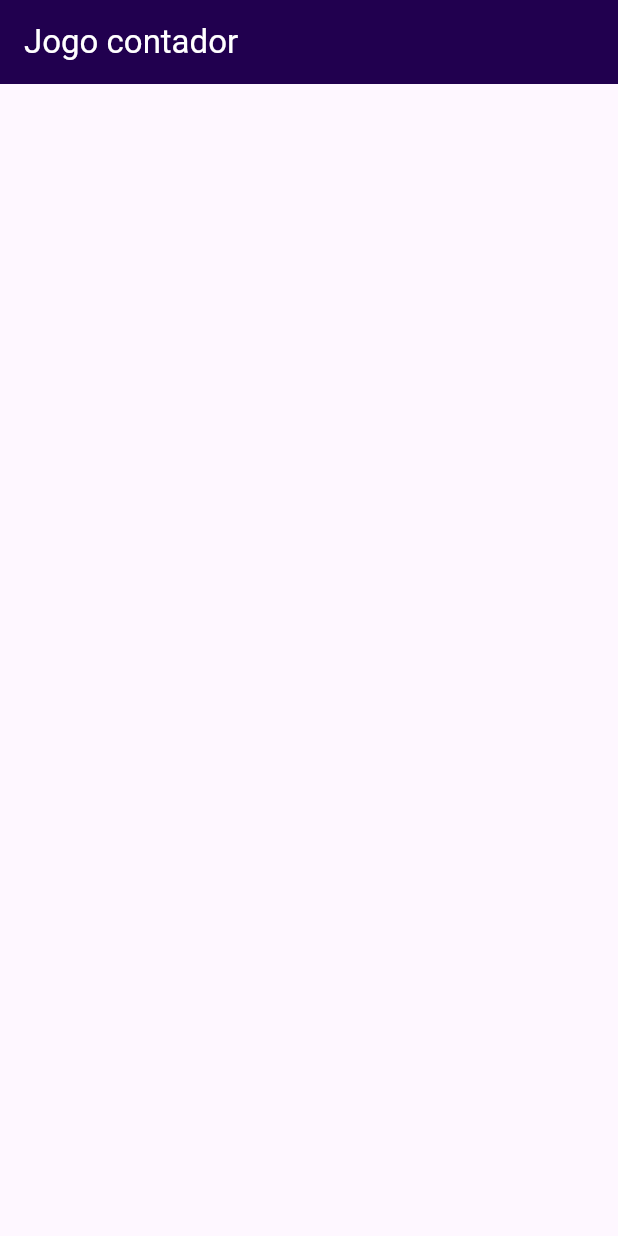
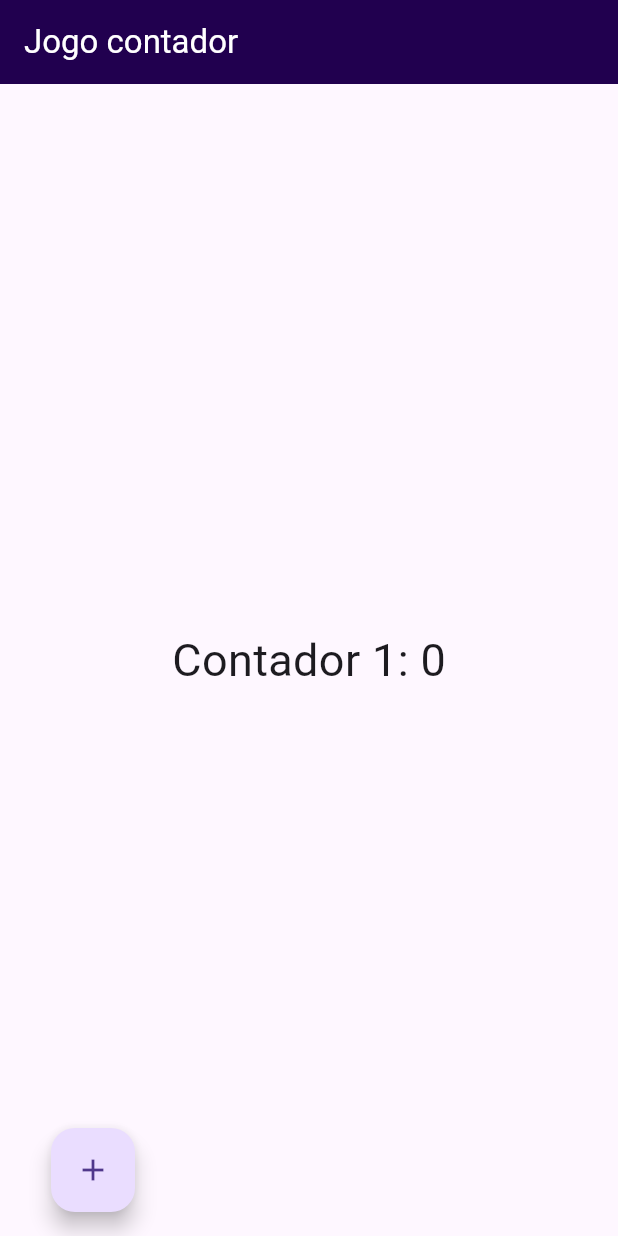
Before and after one commit to Gexis95/senac, a Flutter app: the screen it shows after launch, on a phone screen of 412 x 824 dp. Run offline on Flutter 3.47's test engine with Material 3 defaults, Android fonts, the light colour scheme and no system bars.

Commit message:
26/01/2024
Adicionado o contador para os cliques (e funcionando), variaveis para o timer e cliques

```diff
--- a/PROJETOS/android projetos/contador/lib/main.dart
+++ b/PROJETOS/android projetos/contador/lib/main.dart
@@ -1,3 +1,4 @@
+import 'dart:async';
 import 'package:flutter/material.dart';
 
 void main() {
@@ -5,7 +6,7 @@ void main() {
 }
 
 class Aplicativo extends StatefulWidget {
-  const Aplicativo({Key? key}) : super(key: key);
+  const Aplicativo({super.key});
 
   @override
   State<Aplicativo> createState() => _EstadoAplicativo();
@@ -13,16 +14,55 @@ class Aplicativo extends StatefulWidget {
 
 //"_" indica que a classe é privada
 class _EstadoAplicativo extends State<Aplicativo> {
+  int contador1 = 0;
+  int contador2 = 0;
+  var _tempo = 60;
+  late Timer _timer;
+  bool _clique = true;
+
   @override
-  Widget build(BuildContext context){
+  Widget build(BuildContext context) {
     return MaterialApp(
       debugShowCheckedModeBanner: false,
-
-      home:Scaffold(
+      home: Scaffold(
         appBar: AppBar(
           backgroundColor: const Color.fromARGB(255, 33, 0, 79),
-          title: const Text('Jogo contador', style: TextStyle(color: Colors.white),
+          title: const Text(
+            'Jogo contador',
+            style: TextStyle(color: Colors.white),
           ),
+        ),
+
+        //corpo do aplicativo +  centralização
+        body: Center(
+          child: Column(
+            mainAxisAlignment: MainAxisAlignment.center,
+            children: [
+              Text(
+                'Contador 1: $contador1',
+                style: const TextStyle(fontSize: 30),
+              ),
+            ],
+          ),
+        ),
+
+        floatingActionButton: Row(
+          mainAxisAlignment: MainAxisAlignment.spaceBetween,
+          children: <Widget>[
+            Padding(
+              padding: const EdgeInsets.only(left: 50.0),
+              child: FloatingActionButton(
+                //onPressed: _clique ? (){setState(() {});} :null,
+                onPressed: () {
+                  setState(() {
+                    contador1++;
+                  });
+                },
+                tooltip: 'Incrementar Contador 1',
+                child: const Icon(Icons.add),
+              ),
+            ),
+          ],
         ),
       ),
     );
```
